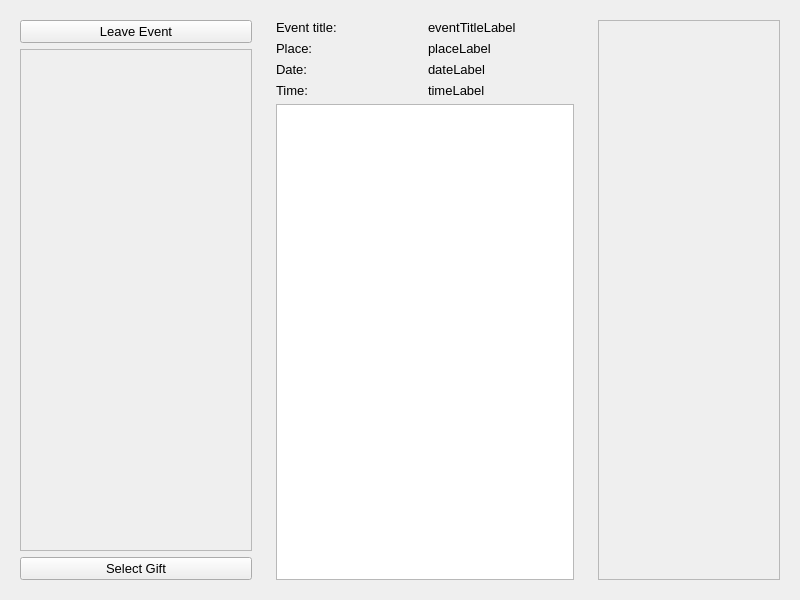
Before: the Qt Designer form src/ui/EventWindow.ui in chapeullah/EventGift, drawn with Qt 5.
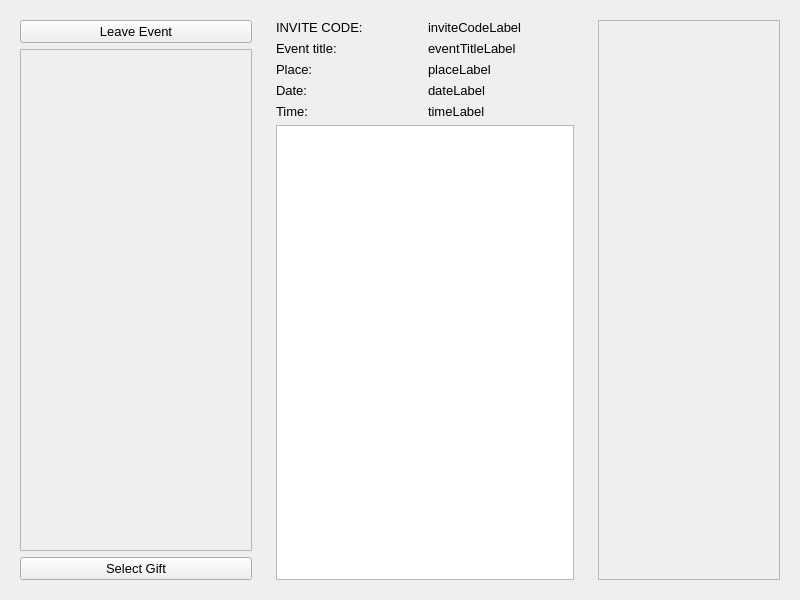
After: the same form once the commit is applied.

Diff of the .ui file:
```diff
--- a/src/ui/EventWindow.ui
+++ b/src/ui/EventWindow.ui
@@ -85,6 +85,24 @@
      <item>
       <widget class="QWidget" name="info" native="true">
        <layout class="QVBoxLayout" name="verticalLayoutInfo">
+        <item>
+         <layout class="QHBoxLayout" name="horizontalLayout_8">
+          <item>
+           <widget class="QLabel" name="inviteCode">
+            <property name="text">
+             <string>INVITE CODE:</string>
+            </property>
+           </widget>
+          </item>
+          <item>
+           <widget class="QLabel" name="inviteCodeLabel">
+            <property name="text">
+             <string>inviteCodeLabel</string>
+            </property>
+           </widget>
+          </item>
+         </layout>
+        </item>
         <item>
          <layout class="QHBoxLayout" name="horizontalLayout_4">
           <item>
```
